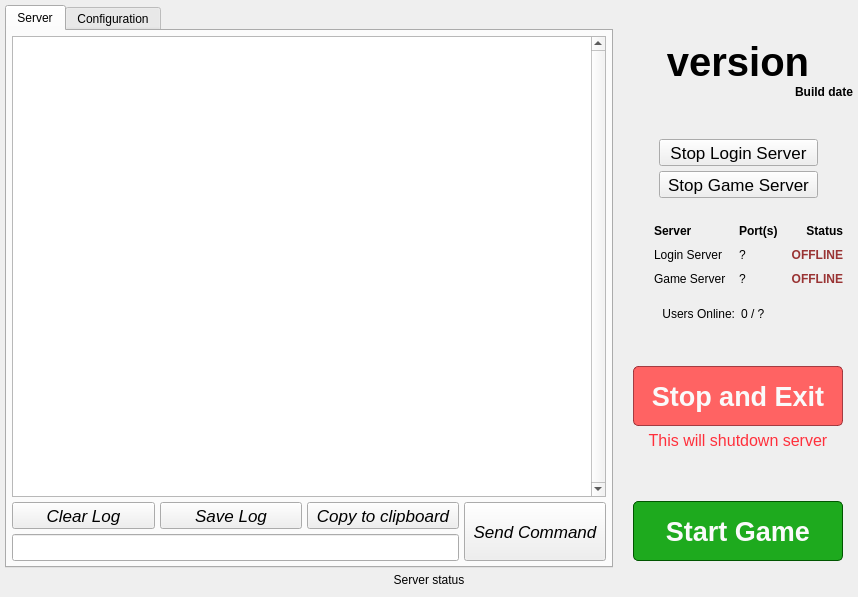
Yousei9/LoE-PrivateServer, file src/app.ui: the form before one commit.
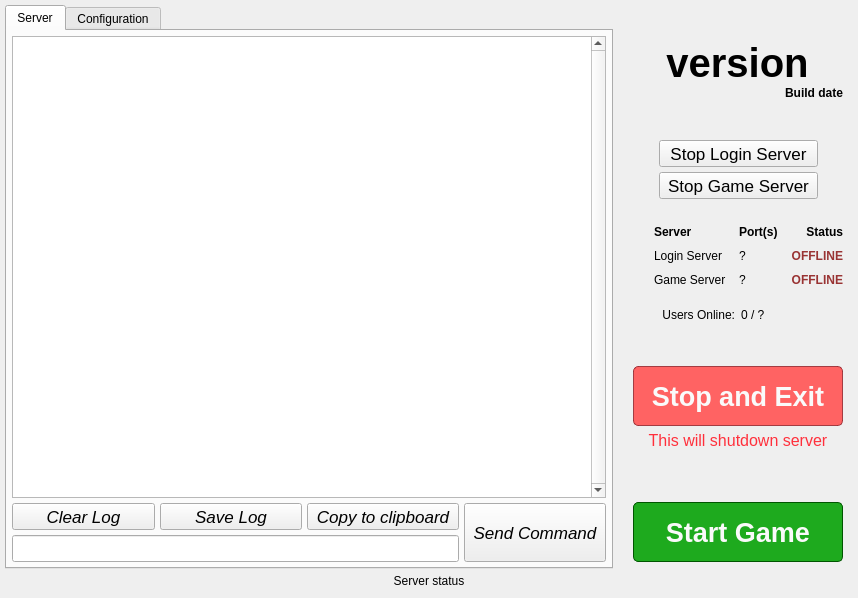
The form after the commit. Icons and pictures are not drawn.

The edit to the form file:
```diff
--- a/src/app.ui
+++ b/src/app.ui
@@ -7,7 +7,7 @@
     <x>0</x>
     <y>0</y>
     <width>858</width>
-    <height>597</height>
+    <height>598</height>
    </rect>
   </property>
   <property name="font">
@@ -1121,7 +1121,7 @@
             </property>
            </spacer>
           </item>
-          <item>
+          <item alignment="Qt::AlignHCenter|Qt::AlignTop">
            <widget class="QLabel" name="versionLabel">
             <property name="font">
              <font>
@@ -1137,12 +1137,18 @@
             <property name="alignment">
              <set>Qt::AlignCenter</set>
             </property>
+            <property name="margin">
+             <number>0</number>
+            </property>
+            <property name="indent">
+             <number>0</number>
+            </property>
            </widget>
           </item>
-          <item>
+          <item alignment="Qt::AlignRight|Qt::AlignTop">
            <widget class="QLabel" name="builddateLabel">
             <property name="sizePolicy">
-             <sizepolicy hsizetype="Preferred" vsizetype="Fixed">
+             <sizepolicy hsizetype="Preferred" vsizetype="Preferred">
               <horstretch>0</horstretch>
               <verstretch>0</verstretch>
              </sizepolicy>
@@ -1160,6 +1166,12 @@
             <property name="alignment">
              <set>Qt::AlignRight|Qt::AlignTrailing|Qt::AlignVCenter</set>
             </property>
+            <property name="margin">
+             <number>2</number>
+            </property>
+            <property name="indent">
+             <number>10</number>
+            </property>
            </widget>
           </item>
           <item>
```
